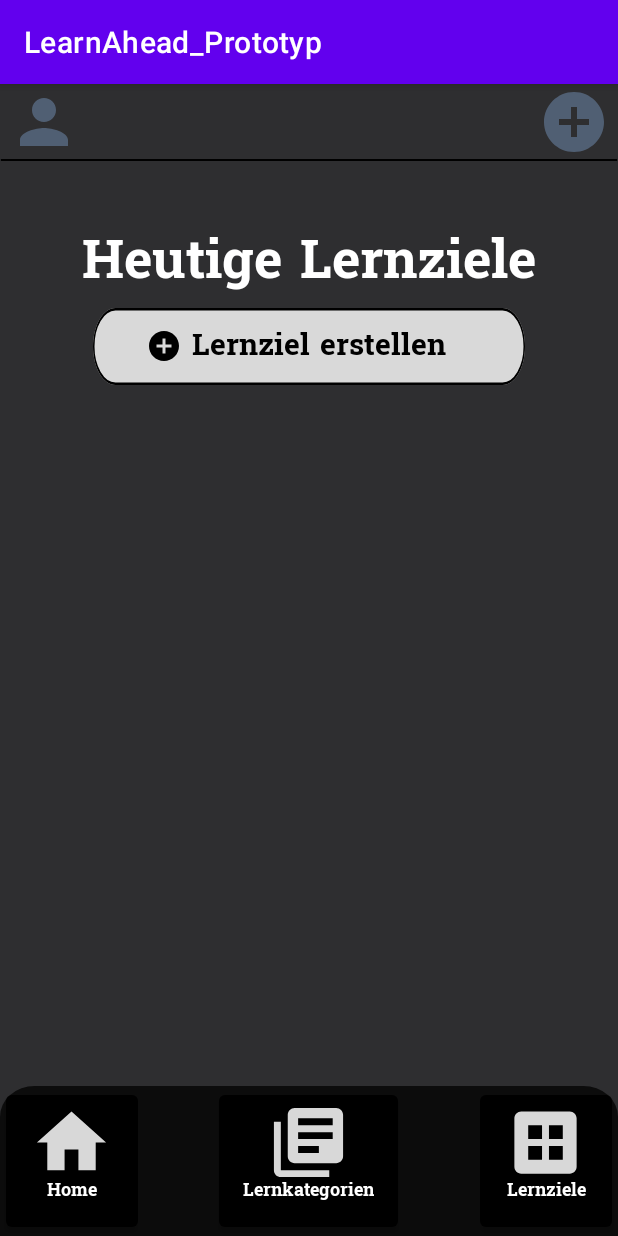
After one commit to NicoB-Code/LearnAhead, an Android app: the HomeFragment screen opened through its navigation route, on a phone screen of 412 x 824 dp. The commit adds this screen. Run offline under Robolectric (Android 15) with nearby library versions, the phone set to English and light mode, and no system bars; our stand-ins replace Dagger/Hilt's generated code, Firebase (no records; nobody signed in at launch, a user with empty details on screens opened directly).

Commit message:
Home Screen mit Weiterleitung zu den Lernzielen

```diff
--- a/app/src/main/java/com/example/learnahead_prototyp/UI/Auth/LoginFragment.kt
+++ b/app/src/main/java/com/example/learnahead_prototyp/UI/Auth/LoginFragment.kt
@@ -138,11 +138,11 @@ class LoginFragment : Fragment() {
 
                 is UiState.Success -> {
                     // Aktiviert den Login-Button, versteckt den Fortschrittsbalken und zeigt eine Toast-Nachricht mit der Erfolgsmeldung an
-                    // Navigiert zum "GoalListingFragment"
+                    // Navigiert zum "HomeFragment"
                     binding.buttonLogin.setText("Login")
                     binding.loginProgress.hide()
                     toast(state.data)
-                    findNavController().navigate(R.id.action_loginFragment_to_goalListingFragment)
+                    findNavController().navigate(R.id.action_loginFragment_to_homeFragment)
                 }
             }
         }
@@ -190,8 +190,8 @@ class LoginFragment : Fragment() {
         super.onStart()
         viewModel.getSession { user ->
             if (user != null) {
-                // Wenn ein Benutzer angemeldet ist, navigiert es zum "GoalListingFragment"
-                findNavController().navigate(R.id.action_loginFragment_to_goalListingFragment)
+                // Wenn ein Benutzer angemeldet ist, navigiert es zum "HomeFragment"
+                findNavController().navigate(R.id.action_loginFragment_to_homeFragment)
             }
         }
     }
--- /dev/null
+++ b/app/src/main/java/com/example/learnahead_prototyp/UI/HomeFragment.kt
@@ -0,0 +1,33 @@
+package com.example.learnahead_prototyp.UI
+
+import android.os.Bundle
+import androidx.fragment.app.Fragment
+import android.view.LayoutInflater
+import android.view.View
+import android.view.ViewGroup
+import androidx.navigation.fragment.findNavController
+import com.example.learnahead_prototyp.R
+import com.example.learnahead_prototyp.databinding.FragmentHomeBinding
+
+class HomeFragment : Fragment() {
+
+    lateinit var binding: FragmentHomeBinding
+
+    override fun onCreateView(
+        inflater: LayoutInflater, container: ViewGroup?,
+        savedInstanceState: Bundle?
+    ): View? {
+        binding = FragmentHomeBinding.inflate(layoutInflater)
+        return binding.root
+    }
+
+    override fun onViewCreated(view: View, savedInstanceState: Bundle?) {
+        super.onViewCreated(view, savedInstanceState)
+
+        // Setzt den Click-Listener für den Home Button
+        binding.buttonLearningGoals.setOnClickListener {
+            // Navigiert zum GoaListingFragment
+            findNavController().navigate(R.id.action_homeFragment_to_goalListingFragment)
+        }
+    }
+}
--- /dev/null
+++ b/app/src/main/res/drawable/add_button.xml
@@ -0,0 +1,24 @@
+<!-- drawable/add_button.xml -->
+<vector
+    xmlns:android="http://schemas.android.com/apk/res/android"
+    xmlns:aapt="http://schemas.android.com/aapt"
+    android:width="288dp"
+    android:height="30dp"
+    android:viewportWidth="288"
+    android:viewportHeight="30"
+    >
+    <group>
+        <clip-path
+            android:pathData="M15 0H273C281.284 0 288 6.71573 288 15C288 23.2843 281.284 30 273 30H15C6.71573 30 0 23.2843 0 15C0 6.71573 6.71573 0 15 0Z"
+            />
+        <path
+            android:pathData="M0 0V30H288V0"
+            android:fillColor="#D9D9D9"
+            />
+        <path
+            android:pathData="M15 0H273C281.284 0 288 6.71573 288 15C288 23.2843 281.284 30 273 30H15C6.71573 30 0 23.2843 0 15C0 6.71573 6.71573 0 15 0Z"
+            android:strokeWidth="2"
+            android:strokeColor="#000000"
+            />
+    </group>
+</vector>
--- /dev/null
+++ b/app/src/main/res/drawable/add_circle_black.xml
@@ -0,0 +1,5 @@
+<vector android:height="24dp" android:tint="#000000"
+    android:viewportHeight="24" android:viewportWidth="24"
+    android:width="24dp" xmlns:android="http://schemas.android.com/apk/res/android">
+    <path android:fillColor="@android:color/white" android:pathData="M12,2C6.48,2 2,6.48 2,12s4.48,10 10,10 10,-4.48 10,-10S17.52,2 12,2zM17,13h-4v4h-2v-4L7,13v-2h4L11,7h2v4h4v2z"/>
+</vector>
--- /dev/null
+++ b/app/src/main/res/drawable/add_circle_blue.xml
@@ -0,0 +1,5 @@
+<vector android:height="24dp" android:tint="#505F73"
+    android:viewportHeight="24" android:viewportWidth="24"
+    android:width="24dp" xmlns:android="http://schemas.android.com/apk/res/android">
+    <path android:fillColor="@android:color/white" android:pathData="M12,2C6.48,2 2,6.48 2,12s4.48,10 10,10 10,-4.48 10,-10S17.52,2 12,2zM17,13h-4v4h-2v-4L7,13v-2h4L11,7h2v4h4v2z"/>
+</vector>
--- /dev/null
+++ b/app/src/main/res/drawable/black_bottom_menu.xml
@@ -0,0 +1,18 @@
+<vector
+    xmlns:android="http://schemas.android.com/apk/res/android"
+    xmlns:aapt="http://schemas.android.com/aapt"
+    android:width="355dp"
+    android:height="97dp"
+    android:viewportWidth="355"
+    android:viewportHeight="97"
+    >
+    <group>
+        <clip-path
+            android:pathData="M20 0 L335 0 A20,20 0,0,1 355,20 L355 97 L0 97 L0 20 A20,20 0,0,1 20,0 Z"
+            />
+        <path
+            android:pathData="M0 0V97H355V0"
+            android:fillColor="#0C0C0C"
+            />
+    </group>
+</vector>
--- /dev/null
+++ b/app/src/main/res/drawable/dark_full_screen.xml
@@ -0,0 +1,18 @@
+<vector
+    xmlns:android="http://schemas.android.com/apk/res/android"
+    xmlns:aapt="http://schemas.android.com/aapt"
+    android:width="355dp"
+    android:height="800dp"
+    android:viewportWidth="355"
+    android:viewportHeight="800"
+    >
+    <group>
+        <clip-path
+            android:pathData="M0 0H355V800H0V0Z"
+            />
+        <path
+            android:pathData="M0 0V800H355V0"
+            android:fillColor="#2E2E30"
+            />
+    </group>
+</vector>
--- /dev/null
+++ b/app/src/main/res/drawable/header_line.xml
@@ -0,0 +1,20 @@
+<!-- drawable/header_line.xml -->
+<vector
+    xmlns:android="http://schemas.android.com/apk/res/android"
+    xmlns:aapt="http://schemas.android.com/aapt"
+    android:width="356dp"
+    android:height="1dp"
+    android:viewportWidth="356"
+    android:viewportHeight="1"
+    >
+    <group>
+        <clip-path
+            android:pathData="M0.5 0.5H355.5H0.5Z"
+            />
+    </group>
+    <path
+        android:pathData="M0.5 0.5H355.5H0.5Z"
+        android:strokeWidth="1"
+        android:strokeColor="#000000"
+        />
+</vector>
--- /dev/null
+++ b/app/src/main/res/drawable/home_button.xml
@@ -0,0 +1,5 @@
+<vector android:height="55dp" android:tint="#D8D8D8"
+    android:viewportHeight="24" android:viewportWidth="24"
+    android:width="55dp" xmlns:android="http://schemas.android.com/apk/res/android">
+    <path android:fillColor="@android:color/white" android:pathData="M10,20v-6h4v6h5v-8h3L12,3 2,12h3v8z"/>
+</vector>
--- a/app/src/main/res/drawable/ic_android_black_24dp.xml
+++ /dev/null
@@ -1,5 +0,0 @@
-<vector android:height="24dp" android:tint="#000000"
-    android:viewportHeight="24" android:viewportWidth="24"
-    android:width="24dp" xmlns:android="http://schemas.android.com/apk/res/android">
-    <path android:fillColor="#FF000000" android:pathData="M17.6,11.48 L19.44,8.3a0.63,0.63 0,0 0,-1.09 -0.63l-1.88,3.24a11.43,11.43 0,0 0,-8.94 0L5.65,7.67a0.63,0.63 0,0 0,-1.09 0.63L6.4,11.48A10.81,10.81 0,0 0,1 20L23,20A10.81,10.81 0,0 0,17.6 11.48ZM7,17.25A1.25,1.25 0,1 1,8.25 16,1.25 1.25,0 0,1 7,17.25ZM17,17.25A1.25,1.25 0,1 1,18.25 16,1.25 1.25,0 0,1 17,17.25Z"/>
-</vector>
--- /dev/null
+++ b/app/src/main/res/drawable/learning_category_button.xml
@@ -0,0 +1,5 @@
+<vector android:autoMirrored="true" android:height="55dp"
+    android:tint="#D8D8D8" android:viewportHeight="24"
+    android:viewportWidth="24" android:width="55dp" xmlns:android="http://schemas.android.com/apk/res/android">
+    <path android:fillColor="@android:color/white" android:pathData="M4,6L2,6v14c0,1.1 0.9,2 2,2h14v-2L4,20L4,6zM20,2L8,2c-1.1,0 -2,0.9 -2,2v12c0,1.1 0.9,2 2,2h12c1.1,0 2,-0.9 2,-2L22,4c0,-1.1 -0.9,-2 -2,-2zM19,11L9,11L9,9h10v2zM15,15L9,15v-2h6v2zM19,7L9,7L9,5h10v2z"/>
+</vector>
--- /dev/null
+++ b/app/src/main/res/drawable/learning_goal_button.xml
@@ -0,0 +1,5 @@
+<vector android:height="55dp" android:tint="#D8D8D8"
+    android:viewportHeight="24" android:viewportWidth="24"
+    android:width="55dp" xmlns:android="http://schemas.android.com/apk/res/android">
+    <path android:fillColor="@android:color/white" android:pathData="M19,3H5C3.9,3 3,3.9 3,5v14c0,1.1 0.9,2 2,2h14c1.1,0 2,-0.9 2,-2V5C21,3.9 20.1,3 19,3zM11,17H7v-4h4V17zM11,11H7V7h4V11zM17,17h-4v-4h4V17zM17,11h-4V7h4V11z"/>
+</vector>
--- /dev/null
+++ b/app/src/main/res/layout/fragment_home.xml
@@ -0,0 +1,136 @@
+<!-- Android Large - Login -->
+<RelativeLayout xmlns:android="http://schemas.android.com/apk/res/android"
+    xmlns:app="http://schemas.android.com/apk/res-auto"
+    android:id="@+id/android_lar"
+    android:layout_width="match_parent"
+    android:layout_height="match_parent"
+    android:layout_gravity="center_horizontal"
+    android:background="@drawable/android_lar"
+    android:clipToOutline="true">
+
+    <!-- Dark Background Full Screen -->
+    <View
+        android:id="@+id/dark_background"
+        android:layout_width="match_parent"
+        android:layout_height="match_parent"
+        android:background="@drawable/dark_full_screen"
+        />
+
+    <!-- Black Background for Bottom Menu -->
+    <View
+        android:id="@+id/background_bottom_menu"
+        android:layout_width="match_parent"
+        android:layout_height="100dp"
+        android:layout_alignBottom="@id/dark_background"
+        android:background="@drawable/black_bottom_menu"
+        android:backgroundTint="@null"
+        />
+
+    <!-- Header Line -->
+    <View
+        android:id="@+id/header_line"
+        android:layout_width="match_parent"
+        android:layout_height="1dp"
+        android:layout_marginTop="50dp"
+        android:background="@drawable/header_line"
+        />
+
+    <!-- Profile Icon -->
+    <View
+        android:layout_width="48dp"
+        android:layout_height="48dp"
+        android:layout_marginLeft="5dp"
+        android:layout_marginTop="1dp"
+        android:background="@drawable/user_icon"
+        android:elevation="7dp"></View>
+
+    <!-- Add Icon -->
+    <View
+        android:layout_width="48dp"
+        android:layout_height="48dp"
+        android:layout_alignRight="@id/dark_background"
+        android:layout_marginRight="5dp"
+        android:layout_marginTop="1dp"
+        android:background="@drawable/add_circle_blue"
+        android:elevation="7dp"></View>
+
+    <!-- Label Learning Goals for Today Header -->
+    <TextView
+        android:id="@+id/learning_goals_for_today_label_header"
+        android:layout_width="match_parent"
+        android:layout_height="48dp"
+        android:layout_centerHorizontal="true"
+        android:layout_marginTop="40dp"
+        android:layout_below="@id/header_line"
+        android:text="@string/learning_goal_for_today"
+        android:textAppearance="@style/learning_goals_for_today_label_header"
+        android:gravity="center_horizontal|center_vertical"
+        />
+
+    <!-- Lernziel oder Lernkategorie erstellen -->
+    <com.google.android.material.button.MaterialButton
+        android:id="@+id/button_add"
+        android:layout_width="wrap_content"
+        android:layout_height="wrap_content"
+        android:layout_below="@id/learning_goals_for_today_label_header"
+        android:layout_centerHorizontal="true"
+        android:layout_marginTop="10dp"
+        android:background="@drawable/add_button"
+        android:drawableLeft="@drawable/add_circle_black"
+        app:iconPadding="-30dp"
+        android:elevation="8dp"
+        android:paddingLeft="35dp"
+        android:text="@string/add_learning_goal"
+        android:textAppearance="@style/button_add_learning_category_or_goal"
+        android:textColor="@null"
+        app:backgroundTint="@null" />
+
+    <!-- Home Button -->
+    <com.google.android.material.button.MaterialButton
+        android:id="@+id/button_home"
+        android:layout_width="wrap_content"
+        android:layout_height="wrap_content"
+        android:layout_alignTop="@id/background_bottom_menu"
+        android:layout_alignBottom="@id/background_bottom_menu"
+        android:drawableTop="@drawable/home_button"
+        android:layout_marginLeft="4dp"
+        app:iconPadding="-15dp"
+        android:elevation="8dp"
+        android:text="@string/home"
+        android:textAppearance="@style/menu_button_text"
+        android:textColor="@null"
+        app:backgroundTint="@null" />
+
+    <!-- Learning Category Button -->
+    <com.google.android.material.button.MaterialButton
+        android:id="@+id/button_learning_category"
+        android:layout_width="wrap_content"
+        android:layout_height="wrap_content"
+        android:layout_alignTop="@id/background_bottom_menu"
+        android:layout_alignBottom="@id/background_bottom_menu"
+        android:layout_centerHorizontal="true"
+        android:drawableTop="@drawable/learning_category_button"
+        app:iconPadding="-15dp"
+        android:elevation="8dp"
+        android:text="@string/learning_categories"
+        android:textAppearance="@style/menu_button_text"
+        android:textColor="@null"
+        app:backgroundTint="@null" />
+
+    <!-- Learning Goals Button -->
+    <com.google.android.material.button.MaterialButton
+        android:id="@+id/button_learning_goals"
+        android:layout_width="wrap_content"
+        android:layout_height="wrap_content"
+        android:layout_alignTop="@id/background_bottom_menu"
+        android:layout_alignBottom="@id/background_bottom_menu"
+        android:layout_alignRight="@id/background_bottom_menu"
+        android:layout_marginRight="4dp"
+        android:drawableTop="@drawable/learning_goal_button"
+        app:iconPadding="-15dp"
+        android:elevation="8dp"
+        android:text="@string/learning_goals"
+        android:textAppearance="@style/menu_button_text"
+        android:textColor="@null"
+        app:backgroundTint="@null" />
+</RelativeLayout>
--- a/app/src/main/res/layout/fragment_register.xml
+++ b/app/src/main/res/layout/fragment_register.xml
@@ -165,7 +165,6 @@
         android:layout_below="@id/button_sign_up"
         android:layout_marginTop="18dp"
         android:layout_alignRight="@id/button_sign_up"
-        android:layout_marginRight="7dp"
         android:layout_centerHorizontal="true"
         android:elevation="8dp"
         android:text="@string/login"
--- a/app/src/main/res/navigation/app_navigation.xml
+++ b/app/src/main/res/navigation/app_navigation.xml
@@ -39,18 +39,26 @@
         android:label="fragment_login"
         tools:layout="@layout/fragment_login">
         <action
-            android:id="@+id/action_loginFragment_to_goalListingFragment"
-            app:destination="@id/goalListingFragment" />
-        <action
             android:id="@+id/action_loginFragment_to_registerFragment"
             app:destination="@id/registerFragment" />
         <action
             android:id="@+id/action_loginFragment_to_forgotPasswordFragment"
             app:destination="@id/forgotPasswordFragment" />
+        <action
+            android:id="@+id/action_loginFragment_to_homeFragment"
+            app:destination="@id/homeFragment" />
     </fragment>
     <fragment
         android:id="@+id/forgotPasswordFragment"
         android:name="com.example.learnahead_prototyp.UI.Auth.ForgotPasswordFragment"
         android:label="fragment_forgot_password"
         tools:layout="@layout/fragment_forgot_password" />
+    <fragment
+        android:id="@+id/homeFragment"
+        android:name="com.example.learnahead_prototyp.UI.HomeFragment"
+        android:label="HomeFragment" >
+        <action
+            android:id="@+id/action_homeFragment_to_goalListingFragment"
+            app:destination="@id/goalListingFragment" />
+    </fragment>
 </navigation>
--- a/app/src/main/res/values/strings.xml
+++ b/app/src/main/res/values/strings.xml
@@ -61,6 +61,13 @@
     <string name="forgot_password"> Passwort vergessen </string>
     <string name="forgot_password_question"> Passwort vergessen ? </string>
     <string name="send"> Senden </string>
+    <string name="learning_goal_for_today"> Heutige Lernziele </string>
+    <string name="add_learning_goal"> Lernziel erstellen </string>
+    <string name="home"> Home </string>
+    <string name="learning_categories"> Lernkategorien </string>
+    <string name="learning_goals"> Lernziele </string>
+
+
 
 
 </resources>
--- a/app/src/main/res/values/styles.xml
+++ b/app/src/main/res/values/styles.xml
@@ -145,6 +145,13 @@
         <item name="fontFamily">@font/hanuman_bold</item>
     </style>
 
+    <!-- LearningGoalsForTodayLabelTop -->
+    <style name="learning_goals_for_today_label_header">
+        <item name="android:textSize">36sp</item>
+        <item name="android:textColor">#FFFFFF</item>
+        <item name="fontFamily">@font/hanuman_bold</item>
+    </style>
+
 
     <!-- Register Username -->
     <style name="register_content_text">
@@ -164,11 +171,26 @@
     <style name="register_got_already_an_account">
         <item name="android:textSize">14sp</item>
         <item name="android:textColor">#000000</item>
+        <item name="fontFamily">@font/hanuman_regular</item>
     </style>
 
     <!-- Hyperlink Login -->
     <style name="register_login_instead">
         <item name="android:textSize">14sp</item>
         <item name="android:textColor">#106BD5</item>
+        <item name="fontFamily">@font/hanuman_regular</item>
+    </style>
+
+    <!-- Button Design für Lernkategorie/Lernziel erstellen -->
+    <style name="button_add_learning_category_or_goal">
+        <item name="android:textSize">20sp</item>
+        <item name="android:textColor">#000000</item>
+        <item name="fontFamily">@font/hanuman_bold</item>
+    </style>
+
+    <style name="menu_button_text">
+        <item name="android:textSize">12sp</item>
+        <item name="android:textColor">#FFFFFF</item>
+        <item name="fontFamily">@font/hanuman_bold</item>
     </style>
 </resources>
```
